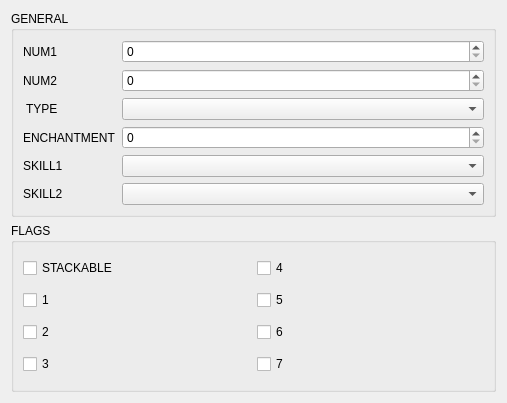
Old version of the form src/ui/equipmenttabform.ui in the repository Orionsilver/Yo-kai_Editor_B2.
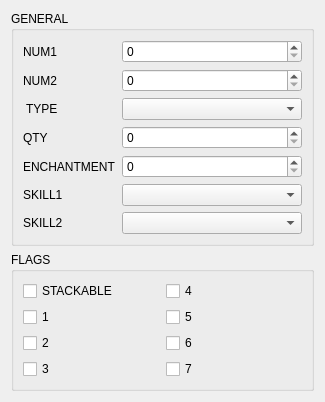
New version of the form.

Commit message: add qty editor in th equipment tab

```diff
--- a/src/ui/equipmenttabform.ui
+++ b/src/ui/equipmenttabform.ui
@@ -2,14 +2,6 @@
 <ui version="4.0">
  <class>EquipmentTabForm</class>
  <widget class="QWidget" name="EquipmentTabForm">
-  <property name="geometry">
-   <rect>
-    <x>0</x>
-    <y>0</y>
-    <width>507</width>
-    <height>403</height>
-   </rect>
-  </property>
   <property name="windowTitle">
    <string notr="true">Form</string>
   </property>
@@ -101,6 +93,16 @@
         <item row="6" column="1">
          <widget class="QComboBox" name="skill2CB"/>
         </item>
+        <item row="3" column="0">
+         <widget class="QLabel" name="countLabel">
+          <property name="text">
+           <string>QTY</string>
+          </property>
+         </widget>
+        </item>
+        <item row="3" column="1">
+         <widget class="QSpinBox" name="countSB"/>
+        </item>
        </layout>
       </item>
      </layout>
```
The commit also changes 1 other file.
